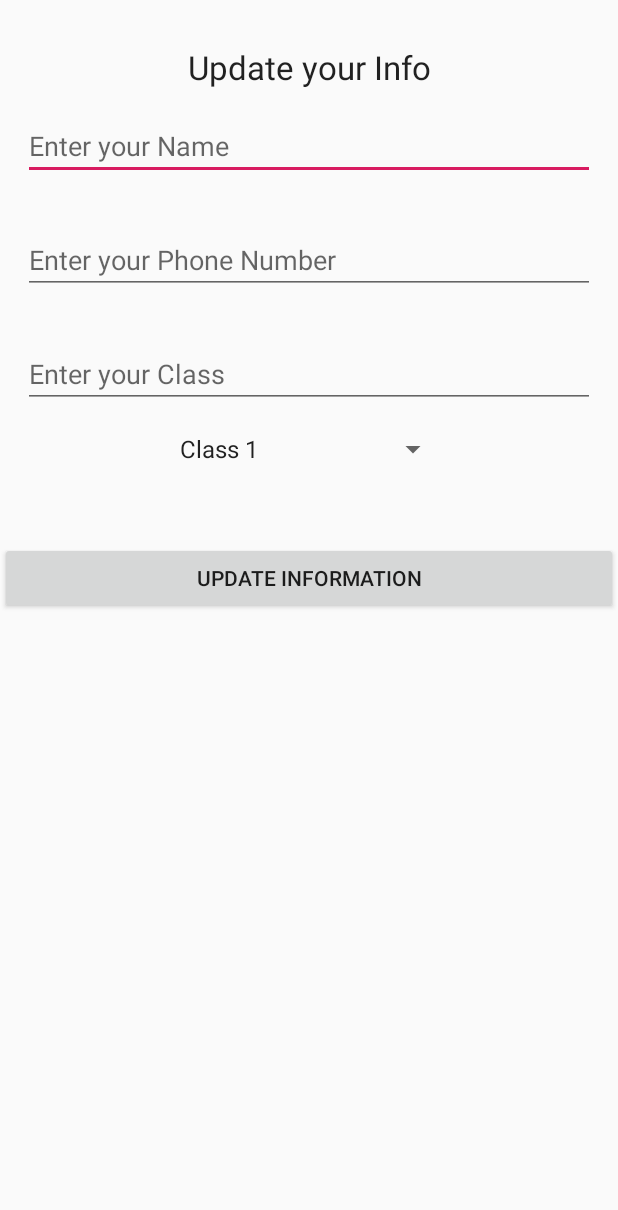
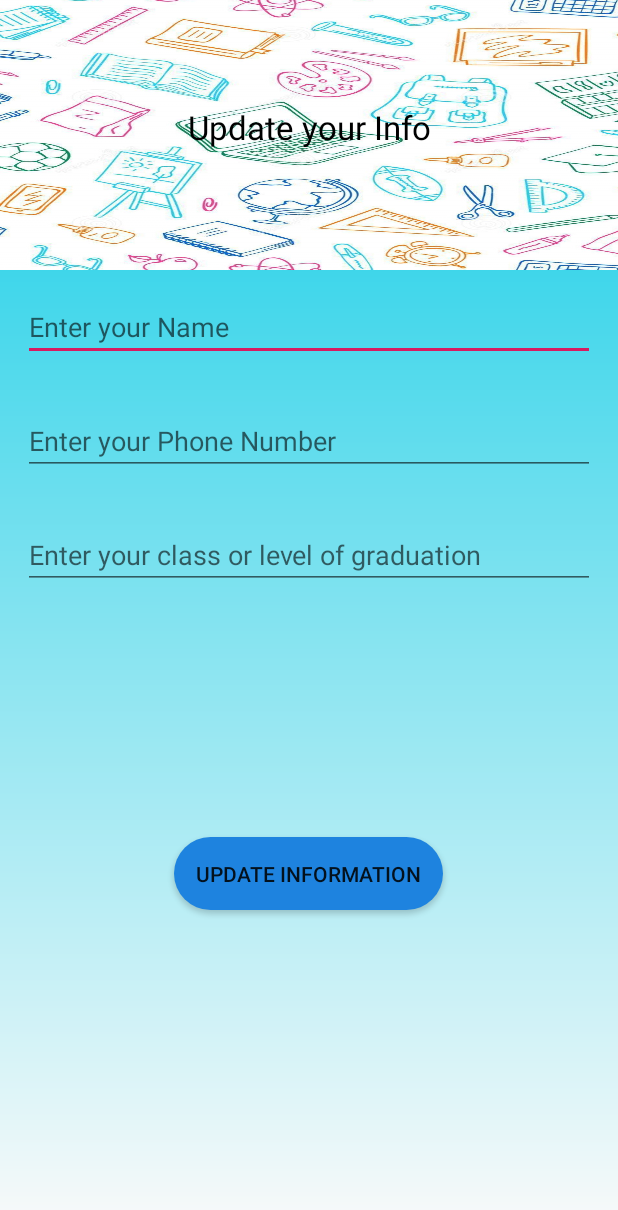
Before and after one commit to mayank1504/hack36v3, an Android app: the RegproActivity screen opened directly, with no data from a screen before it, on a phone screen of 412 x 824 dp. Shown: the top 1210 px of the screen. Run offline under Robolectric (Android 15) with nearby library versions, the phone set to English and light mode, and no system bars; our stand-ins replace Firebase (no records; nobody signed in at launch, a user with empty details on screens opened directly).

Commit message:
navigation and color

```diff
--- a/SmartEducation/app/build.gradle
+++ b/SmartEducation/app/build.gradle
@@ -35,4 +35,5 @@ dependencies {
     implementation 'com.google.firebase:firebase-auth:19.2.0'
     implementation 'com.google.firebase:firebase-database:19.2.1'
     implementation 'com.google.firebase:firebase-analytics:17.2.2'
+    implementation 'de.hdodenhof:circleimageview:3.1.0'
 }
--- a/SmartEducation/app/src/main/java/com/example/smarteducation/RegproActivity.java
+++ b/SmartEducation/app/src/main/java/com/example/smarteducation/RegproActivity.java
@@ -3,6 +3,7 @@ package com.example.smarteducation;
 import android.content.Intent;
 import android.os.Bundle;
 import android.text.TextUtils;
+import android.util.Log;
 import android.view.View;
 import android.widget.AdapterView;
 import android.widget.ArrayAdapter;
@@ -39,8 +40,6 @@ public class RegproActivity extends AppCompatActivity implements View.OnClickLis
     private Button buttonSave;
     private FirebaseDatabase database;
     private DatabaseReference databaseReference;
-    private Spinner sp1;
-    private String classs;
 
     @Override
     protected void onCreate(Bundle savedInstanceState) {
@@ -48,18 +47,7 @@ public class RegproActivity extends AppCompatActivity implements View.OnClickLis
         super.onCreate(savedInstanceState);
         setContentView(R.layout.activity_regpro);
 
-        sp1 = findViewById(R.id.spinner1);
 
-
-
-        /*
-        ArrayAdapter<String> myAdapter = new ArrayAdapter<String>(getApplicationContext(),
-                android.R.layout.simple_list_item_1,);
-
-        myAdapter.setDropDownViewResource(android.R.layout.simple_spinner_dropdown_item);
-        sp1.setAdapter(myAdapter);
-
-         */
 
         firebaseAuth = FirebaseAuth.getInstance();
         if(firebaseAuth.getCurrentUser()==null){
@@ -67,15 +55,10 @@ public class RegproActivity extends AppCompatActivity implements View.OnClickLis
             startActivity(new Intent(this,LoginActivity.class));
         }
 
-        /*
-        database = FirebaseDatabase.getInstance();
-        databaseReference = database.getReference("Users");
 
-        databaseReference.setValue("Hello, World!");
-        */
         editTextName = findViewById(R.id.editTextName);
+        editPhone = findViewById(R.id.editPhone);
         editClass = findViewById(R.id.editClass);
-        editPhone = findViewById(R.id.editPhone);
         buttonSave = findViewById(R.id.buttonSave);
 
         FirebaseUser user = firebaseAuth.getCurrentUser();
@@ -85,11 +68,10 @@ public class RegproActivity extends AppCompatActivity implements View.OnClickLis
                 saveUserInformation();
             }
         });
-//        sp1.setOnItemClickListener((AdapterView.OnItemClickListener) this);
 
     }
 
-    public void addListenerOnSpinnerItemSelection() {
+  /*  public void addListenerOnSpinnerItemSelection() {
         //sp1 = (Spinner) findViewById(R.id.spinner1);
         sp1.setOnItemSelectedListener(new AdapterView.OnItemSelectedListener() {
             @Override
@@ -104,11 +86,10 @@ public class RegproActivity extends AppCompatActivity implements View.OnClickLis
             }
         });
     }
-
+*/
     private void saveUserInformation(){
         final String name = editTextName.getText().toString().trim();
-//        String classs = editClass.getText().toString().trim();
-        String lok = "gdfs";
+        final String classs = editClass.getText().toString().trim();
         final String phone = editPhone.getText().toString().trim();
 
 
@@ -116,7 +97,8 @@ public class RegproActivity extends AppCompatActivity implements View.OnClickLis
 
             database = FirebaseDatabase.getInstance();
             databaseReference = database.getReference("Users");
-            UserInformation userInformation = new UserInformation(id, name, lok, phone);
+
+            UserInformation userInformation = new UserInformation(id, name, classs, phone);
             databaseReference.setValue(userInformation).addOnCompleteListener(new OnCompleteListener<Void>() {
                 @Override
                 public void onComplete(@NonNull Task<Void> task) {
@@ -148,4 +130,5 @@ public class RegproActivity extends AppCompatActivity implements View.OnClickLis
         }
 
     }
+
 }
--- a/SmartEducation/app/src/main/res/drawable/gradientbackground.xml
+++ b/SmartEducation/app/src/main/res/drawable/gradientbackground.xml
@@ -1,6 +1,8 @@
 <?xml version="1.0" encoding="utf-8"?>
 <shape xmlns:android="http://schemas.android.com/apk/res/android">
-<gradient android:angle="45"
-    android:startColor="@color/startblue"
-    android:endColor="@color/endgreen"/>
+<gradient android:gradientRadius="200dp"
+    android:type="linear"
+    android:angle="270"
+    android:startColor="@color/endblue"
+    android:endColor="@color/graylight"/>
 </shape>
--- a/SmartEducation/app/src/main/res/layout/activity_login.xml
+++ b/SmartEducation/app/src/main/res/layout/activity_login.xml
@@ -5,7 +5,7 @@
     android:layout_width="match_parent"
     android:layout_height="match_parent"
     tools:context=".LoginActivity"
-    android:background="#fff">
+    android:background="@drawable/gradientbackground">
 
 
     <RelativeLayout
@@ -15,14 +15,13 @@
         <LinearLayout
             android:layout_width="match_parent"
             android:layout_height="325dp"
-            android:background="@drawable/gradientbackground"
+            android:background="@drawable/hf"
             android:orientation="vertical">
 
             <TextView
                 android:id="@+id/textView"
                 android:layout_width="match_parent"
                 android:layout_height="wrap_content"
-                android:textColor="@color/graylight"
                 android:text="User Login"
                 android:textAlignment="center"
                 android:layout_marginTop="70dp"
--- a/SmartEducation/app/src/main/res/layout/activity_register.xml
+++ b/SmartEducation/app/src/main/res/layout/activity_register.xml
@@ -5,7 +5,7 @@
     android:layout_width="match_parent"
     android:layout_height="match_parent"
     tools:context=".RegisterActivity"
-    android:background="@color/graylight">
+    android:background="@drawable/gradientbackground">
 
     <RelativeLayout
         android:layout_width="match_parent"
@@ -14,14 +14,13 @@
         <LinearLayout
             android:layout_width="match_parent"
             android:layout_height="325dp"
-            android:background="@drawable/gradientbackground"
+            android:background="@drawable/hf"
             android:orientation="vertical">
 
             <TextView
                 android:id="@+id/textView"
                 android:layout_width="match_parent"
                 android:layout_height="wrap_content"
-                android:textColor="@color/graylight"
                 android:text="User Registration"
                 android:textAlignment="center"
                 android:textAppearance="@style/TextAppearance.AppCompat.Large"
--- a/SmartEducation/app/src/main/res/layout/activity_regpro.xml
+++ b/SmartEducation/app/src/main/res/layout/activity_regpro.xml
@@ -1,11 +1,37 @@
 <?xml version="1.0" encoding="utf-8"?>
-<RelativeLayout xmlns:android="http://schemas.android.com/apk/res/android"
+<LinearLayout xmlns:android="http://schemas.android.com/apk/res/android"
     xmlns:app="http://schemas.android.com/apk/res-auto"
     xmlns:tools="http://schemas.android.com/tools"
     android:layout_width="match_parent"
+    android:orientation="vertical"
     android:layout_height="match_parent"
     tools:context=".RegproActivity"
-    android:background="@color/graylight">
+    android:background="@drawable/gradientbackground">
+
+
+    <RelativeLayout
+        android:layout_width="match_parent"
+        android:layout_height="180dp">
+
+        <LinearLayout
+            android:layout_width="match_parent"
+            android:layout_height="325dp"
+            android:background="@drawable/hf"
+            android:orientation="vertical">
+
+            <TextView
+                android:id="@+id/textView"
+                android:layout_width="match_parent"
+                android:layout_height="wrap_content"
+                android:textColor="@color/common_google_signin_btn_text_dark_focused"
+                android:text="Update your Info"
+                android:textAlignment="center"
+                android:layout_marginTop="70dp"
+                android:textAppearance="@style/TextAppearance.AppCompat.Large"
+                app:layout_constraintTop_toTopOf="parent"
+                tools:layout_editor_absoluteX="0dp" />
+        </LinearLayout>
+    </RelativeLayout>
 
     <LinearLayout
         android:layout_width="match_parent"
@@ -16,15 +42,6 @@
         tools:layout_editor_absoluteX="203dp"
         tools:layout_editor_absoluteY="367dp">
 
-        <TextView
-            android:layout_marginTop="30dp"
-            android:id="@+id/textViewUserEmail"
-            android:layout_width="match_parent"
-            android:textAppearance="@style/TextAppearance.AppCompat.Large"
-            android:layout_height="wrap_content"
-            android:layout_gravity="center_horizontal"
-            android:text="Update your Info"
-            android:textAlignment="center"/>
 
         <EditText
             android:id="@+id/editTextName"
@@ -47,7 +64,6 @@
             android:inputType="phone"
             android:hint="Enter your Phone Number"/>
 
-
         <EditText
             android:id="@+id/editClass"
             android:layout_width="match_parent"
@@ -55,25 +71,19 @@
             android:layout_marginTop="25dp"
             android:layout_marginBottom="25dp"
             android:layout_margin="15dp"
-            android:hint="Enter your Class"/>
+            android:inputType="phone"
+            android:hint="Enter your class or level of graduation"/>
 
-        <Spinner
-            android:id="@+id/spinner1"
-            android:layout_width="wrap_content"
-            android:layout_height="wrap_content"
-            android:entries="@array/names"
-            android:minWidth="150dp"
-            android:layout_gravity="center_horizontal"
-            />
 
 
         <Button
             android:id="@+id/buttonSave"
-            android:layout_width="match_parent"
+            android:layout_width="wrap_content"
             android:layout_height="wrap_content"
             android:layout_gravity="center_horizontal"
-            android:layout_marginTop="50dp"
+            android:layout_marginTop="150dp"
+            android:background="@drawable/buttons"
             android:text="Update Information" />
     </LinearLayout>
 
-</RelativeLayout>
+</LinearLayout>
--- a/SmartEducation/app/src/main/res/values/colors.xml
+++ b/SmartEducation/app/src/main/res/values/colors.xml
@@ -8,4 +8,6 @@
     <color name="endblue">#0bcce6</color>
     <color name="startgreen">#72f734</color>
     <color name="endgreen">#62ff19</color>
+    <color name="darkBlack">#060606</color>
+    <color name="lightBlack">#1B1313</color>
 </resources>
```
Also changed, not shown: SmartEducation/app/src/main/res/layout/activity_home.xml (+22 -21 lines), SmartEducation/app/src/main/res/layout/activity_splash.xml (+7 -4 lines), SmartEducation/app/src/main/res/layout/nav_header_dashboard.xml (+16 -14 lines), SmartEducation/app/src/main/res/menu/activity_dashboard_drawer.xml (+16 -15 lines), SmartEducation/app/src/main/res/values/styles.xml (+8 -0 lines), SmartEducation/app/src/main/res/drawable/hf.jpg (added).
